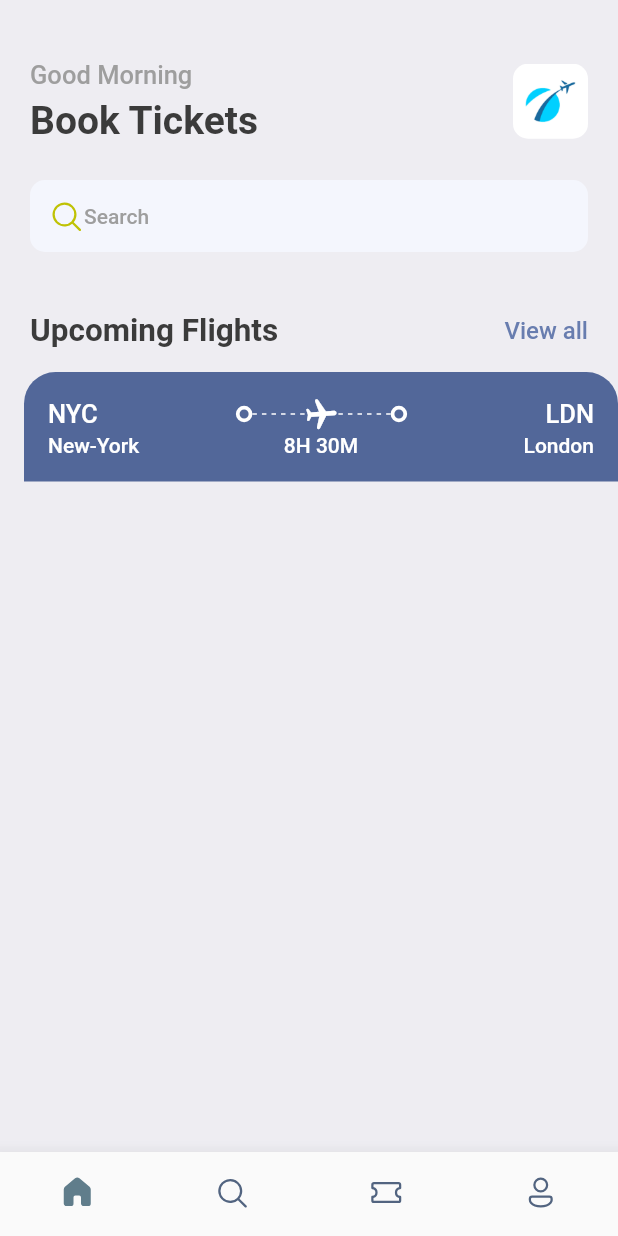
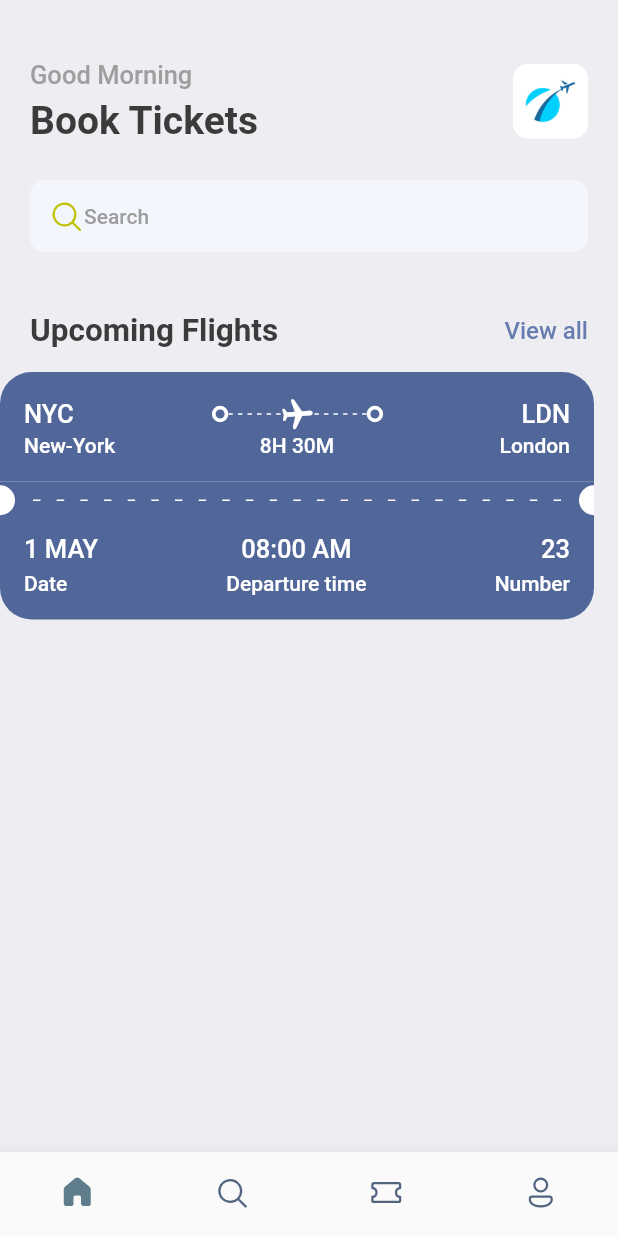
Before and after one commit to ecali/ticket_booking_app, a Flutter app: the screen it shows after launch, on a phone screen of 412 x 824 dp. Run offline on Flutter 3.47's test engine with Material 2 defaults, Android fonts, the phone set to English and light mode, and no system bars; our stand-ins replace fluentui_icons, gap.

Commit message:
finish ticket

```diff
--- a/lib/screens/ticket_view.dart
+++ b/lib/screens/ticket_view.dart
@@ -13,10 +13,10 @@ class TicketView extends StatelessWidget {
   Widget build(BuildContext context) {
     final size = AppLayout.getSize(context);
     return SizedBox(
-      width: size.width,
+      width: size.width*0.85,
       height: 200,
       child: Container(
-        margin: const EdgeInsets.only(left: 16),
+        margin: const EdgeInsets.only(right: 16),
         child: Column(
           mainAxisSize: MainAxisSize.min,
           children: [
@@ -33,7 +33,7 @@ class TicketView extends StatelessWidget {
                     children: [
                       Text('NYC', style: Styles.headlineStyle3.copyWith(color: Colors.white)),
                       const Spacer(),
-                      ThickContainer(),
+                      const ThickContainer(),
                       Expanded(child: Stack(
                         children : [
                         SizedBox(
@@ -44,8 +44,8 @@ class TicketView extends StatelessWidget {
                                 direction: Axis.horizontal,
                                 mainAxisAlignment: MainAxisAlignment.spaceBetween,
                                 mainAxisSize: MainAxisSize.max,
-                                children: List.generate((constraints.constrainWidth() / 6).floor(), (index) => SizedBox(
-                                  width: 3, height: 1, child: DecoratedBox(decoration: BoxDecoration(
+                                children: List.generate((constraints.constrainWidth() / 6).floor(), (index) => const SizedBox(
+                                  width: 3, height: 1, child: const DecoratedBox(decoration: BoxDecoration(
                                     color: Colors.white
                                 ),),
                                 )),
@@ -54,10 +54,10 @@ class TicketView extends StatelessWidget {
 
                           ),
                         ),
-                        Center(child: Transform.rotate(angle: 1.5, child: Icon(Icons.local_airport_rounded, color: Colors.white))),
+                        Center(child: Transform.rotate(angle: 1.5, child: const Icon(Icons.local_airport_rounded, color: Colors.white))),
                         ]
                       )),
-                      ThickContainer(),
+                      const ThickContainer(),
                       const Spacer(),
                       Text('LDN', style: Styles.headlineStyle3.copyWith(color: Colors.white))
                     ],
@@ -80,7 +80,98 @@ class TicketView extends StatelessWidget {
             ),
             /* showing the orange part of the card/ticket */
             Container(
-
+              color: Styles.orangeColor,
+              child: Row(
+                children: [
+                  const SizedBox(
+                    height: 20,
+                    width: 10,
+                    child: DecoratedBox(
+                      decoration: BoxDecoration(
+                        color: Colors.white,
+                        borderRadius: BorderRadius.only(
+                          topRight: Radius.circular(10),
+                          bottomRight: Radius.circular(10)
+                        )
+                      ),
+                    ),
+                  ),
+                  Expanded(child: Padding(
+                    padding: const EdgeInsets.all(12.0),
+                    child: LayoutBuilder(
+                      builder: (BuildContext context, BoxConstraints constraints) {
+                        return Flex(
+                          direction: Axis.horizontal,
+                          mainAxisAlignment: MainAxisAlignment.spaceBetween,
+                          mainAxisSize: MainAxisSize.max,
+                          children: List.generate((constraints.constrainWidth()/15).floor(), (index) => const SizedBox(
+                            width: 5, height: 1,
+                            child: DecoratedBox(
+                              decoration: BoxDecoration(
+                                  color: Colors.white
+                              ),
+                            ),
+                          )),
+                        );
+                      },
+                    ),
+                  )),
+                  const SizedBox(
+                    height: 20,
+                    width: 10,
+                    child: DecoratedBox(
+                      decoration: BoxDecoration(
+                          color: Colors.white,
+                          borderRadius: BorderRadius.only(
+                              topLeft: Radius.circular(10),
+                              bottomLeft: Radius.circular(10)
+                          )
+                      ),
+                    ),
+                  )
+                ],
+              ),
+            ),
+            /* Bottom part of the orange card/ticket */
+            Container(
+              decoration: BoxDecoration(
+                  color: Styles.orangeColor,
+                  borderRadius: const BorderRadius.only(bottomLeft: Radius.circular(21), bottomRight: Radius.circular(21))
+              ),
+              padding: const EdgeInsets.only(left: 16, top: 10, right: 16, bottom: 16),
+              child: Column(
+                children: [
+                  Row(
+                    mainAxisAlignment: MainAxisAlignment.spaceBetween,
+                    children: [
+                      Column(
+                        crossAxisAlignment: CrossAxisAlignment.start,
+                        children: [
+                          Text('1 MAY', style: Styles.headlineStyle3.copyWith(color: Colors.white)),
+                          const Gap(5),
+                          Text('Date', style: Styles.headlineStyle4.copyWith(color: Colors.white)),
+                        ],
+                      ),
+                      Column(
+                        crossAxisAlignment: CrossAxisAlignment.center,
+                        children: [
+                          Text('08:00 AM', style: Styles.headlineStyle3.copyWith(color: Colors.white)),
+                          const Gap(5),
+                          Text('Departure time', style: Styles.headlineStyle4.copyWith(color: Colors.white)),
+                        ],
+                      ),
+                      Column(
+                        crossAxisAlignment: CrossAxisAlignment.end,
+                        children: [
+                          Text('23', style: Styles.headlineStyle3.copyWith(color: Colors.white)),
+                          const Gap(5),
+                          Text('Number', style: Styles.headlineStyle4.copyWith(color: Colors.white)),
+                        ],
+                      ),
+                    ],
+                  )
+                ],
+              ),
             )
           ],
         ),
```
